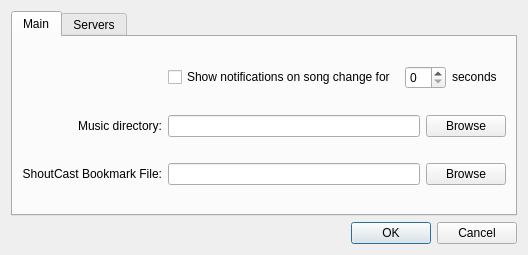
Above: ui/Configuration.ui from tarmack/Pythagora before the change. Below: the same form after it.
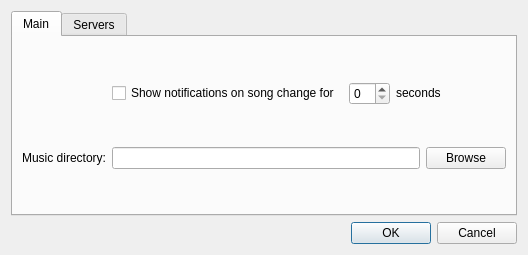
That is the form after the change. Icons and pictures are not drawn.

Commit message: Removed configuration for shoutcast bookmark file since it's not supported anymore.

Diff of the .ui file:
```diff
--- a/ui/Configuration.ui
+++ b/ui/Configuration.ui
@@ -46,27 +46,6 @@
          </property>
         </widget>
        </item>
-       <item row="6" column="1">
-        <widget class="QLineEdit" name="scBookmarkFile">
-         <property name="toolTip">
-          <string>File where the ShoutCast bookmarks will be kept.</string>
-         </property>
-        </widget>
-       </item>
-       <item row="6" column="2" colspan="2">
-        <widget class="QPushButton" name="scFileButton">
-         <property name="toolTip">
-          <string>Browse for the file.</string>
-         </property>
-         <property name="text">
-          <string>Browse</string>
-         </property>
-         <property name="icon">
-          <iconset>
-           <normaloff>../icons/document-open-folder.png</normaloff>../icons/document-open-folder.png</iconset>
-         </property>
-        </widget>
-       </item>
        <item row="0" column="1" colspan="3">
         <widget class="QWidget" name="showNotificationWidget" native="true">
          <property name="sizePolicy">
@@ -147,28 +126,6 @@
          </property>
         </widget>
        </item>
-       <item row="6" column="0">
-        <widget class="QLabel" name="label_2">
-         <property name="sizePolicy">
-          <sizepolicy hsizetype="Preferred" vsizetype="Fixed">
-           <horstretch>0</horstretch>
-           <verstretch>0</verstretch>
-          </sizepolicy>
-         </property>
-         <property name="toolTip">
-          <string>File where the ShoutCast bookmarks will be kept.</string>
-         </property>
-         <property name="text">
-          <string>ShoutCast Bookmark File:</string>
-         </property>
-         <property name="alignment">
-          <set>Qt::AlignRight|Qt::AlignTrailing|Qt::AlignVCenter</set>
-         </property>
-         <property name="buddy">
-          <cstring>scBookmarkFile</cstring>
-         </property>
-        </widget>
-       </item>
       </layout>
      </widget>
      <widget class="QWidget" name="serverTab">
```
Left out of the diff: 2 changed lines with no effect on the pictures. The commit also changes 1 other file.
